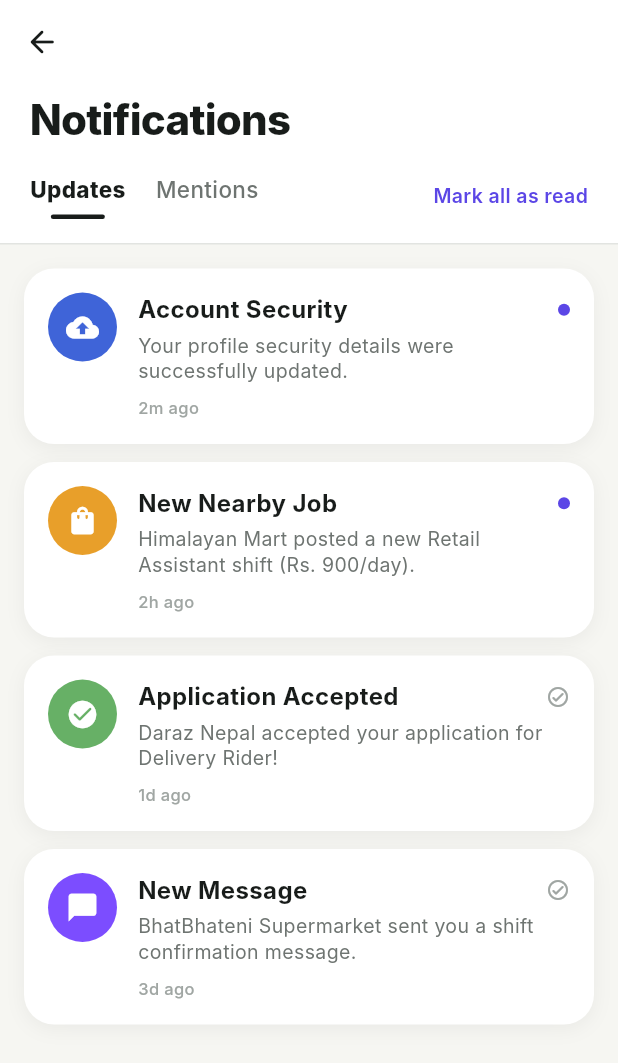
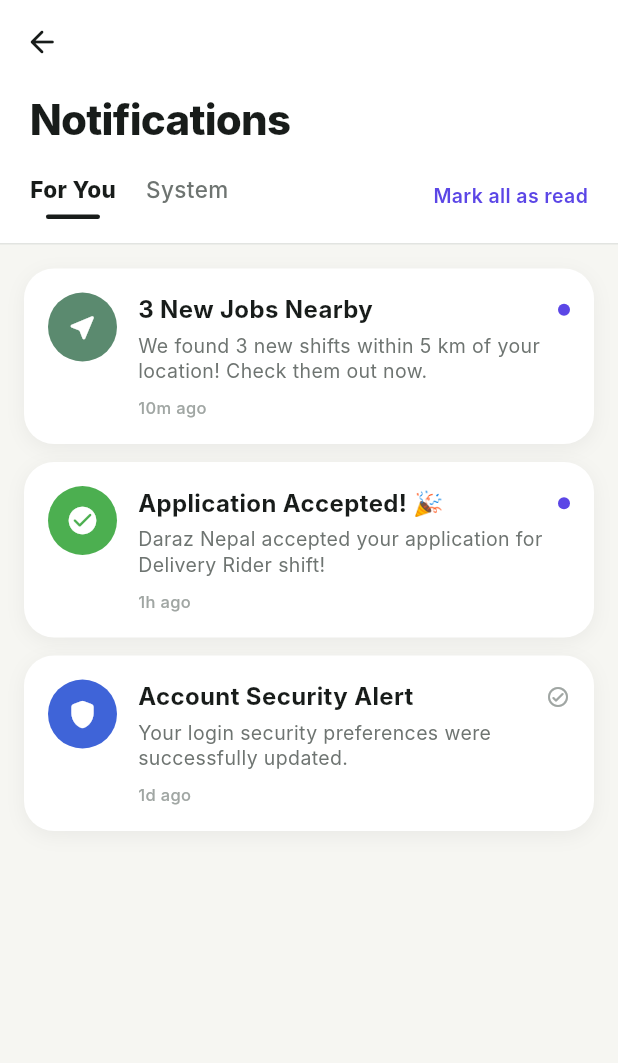
Before and after one commit to Debi-in/GetWork, a Flutter app: the NotificationsScreen screen opened by its route, on a phone screen of 412 x 824 dp. Shown: the top 1063 px of the screen. Run offline on Flutter 3.47's test engine with Material 3 defaults, Android fonts, the phone set to English and light mode, and no system bars; our stand-ins replace equatable, firebase_core, firebase_crashlytics, firebase_messaging, flutter_local_notifications, flutter_map and 6 more; accounts and stored records are empty; Roboto replaces fonts that are missing (Inter).

Commit message:
UI: Update NotificationsScreen tabs to 'For You' and 'System' with nearby job alerts & system announcements

```diff
--- a/lib/features/notifications/notifications_screen.dart
+++ b/lib/features/notifications/notifications_screen.dart
@@ -15,7 +15,7 @@ class NotificationItem {
   final IconData icon;
   final Color iconBgColor;
   bool isRead;
-  final bool isMention;
+  final bool isSystem; // true = System tab, false = For You tab
 
   NotificationItem({
     required this.id,
@@ -25,7 +25,7 @@ class NotificationItem {
     required this.icon,
     required this.iconBgColor,
     this.isRead = false,
-    this.isMention = false,
+    this.isSystem = false,
   });
 }
 
@@ -37,45 +37,58 @@ class NotificationsScreen extends StatefulWidget {
 }
 
 class _NotificationsScreenState extends State<NotificationsScreen> {
-  int _selectedTab = 0; // 0: Updates, 1: Mentions
+  int _selectedTab = 0; // 0: For You, 1: System
 
   final List<NotificationItem> _notifications = [
     NotificationItem(
       id: '1',
-      title: 'Account Security',
-      message: 'Your profile security details were successfully updated.',
-      timeAgo: '2m ago',
-      icon: Icons.cloud_upload_rounded,
-      iconBgColor: const Color(0xFF3F64D8),
+      title: '3 New Jobs Nearby',
+      message: 'We found 3 new shifts within 5 km of your location! Check them out now.',
+      timeAgo: '10m ago',
+      icon: Icons.near_me_rounded,
+      iconBgColor: const Color(0xFF5B8A6F),
       isRead: false,
+      isSystem: false,
     ),
     NotificationItem(
       id: '2',
-      title: 'New Nearby Job',
-      message: 'Himalayan Mart posted a new Retail Assistant shift (Rs. 900/day).',
-      timeAgo: '2h ago',
-      icon: Icons.shopping_bag_rounded,
-      iconBgColor: const Color(0xFFE89F2A),
+      title: 'Application Accepted! 🎉',
+      message: 'Daraz Nepal accepted your application for Delivery Rider shift!',
+      timeAgo: '1h ago',
+      icon: Icons.check_circle_rounded,
+      iconBgColor: const Color(0xFF4CAF50),
       isRead: false,
+      isSystem: false,
     ),
     NotificationItem(
       id: '3',
-      title: 'Application Accepted',
-      message: 'Daraz Nepal accepted your application for Delivery Rider!',
-      timeAgo: '1d ago',
-      icon: Icons.check_circle_rounded,
-      iconBgColor: const Color(0xFF67B066),
+      title: 'System Maintenance Update',
+      message: 'GetWork platform updates scheduled tonight at 12:00 AM. Services will remain active.',
+      timeAgo: '3h ago',
+      icon: Icons.campaign_rounded,
+      iconBgColor: const Color(0xFF7C4DFF),
       isRead: true,
+      isSystem: true,
     ),
     NotificationItem(
       id: '4',
-      title: 'New Message',
-      message: 'BhatBhateni Supermarket sent you a shift confirmation message.',
-      timeAgo: '3d ago',
-      icon: Icons.chat_bubble_rounded,
-      iconBgColor: const Color(0xFF7C4DFF),
+      title: 'Account Security Alert',
+      message: 'Your login security preferences were successfully updated.',
+      timeAgo: '1d ago',
+      icon: Icons.shield_rounded,
+      iconBgColor: const Color(0xFF3F64D8),
       isRead: true,
-      isMention: true,
+      isSystem: false,
+    ),
+    NotificationItem(
+      id: '5',
+      title: 'Welcome to GetWork Xaie!',
+      message: 'Complete your profile details to increase your chances of getting hired by 80%.',
+      timeAgo: '2d ago',
+      icon: Icons.info_rounded,
+      iconBgColor: const Color(0xFFE89F2A),
+      isRead: true,
+      isSystem: true,
     ),
   ];
 
@@ -90,8 +103,8 @@ class _NotificationsScreenState extends State<NotificationsScreen> {
   @override
   Widget build(BuildContext context) {
     final filteredNotifications = _selectedTab == 0
-        ? _notifications
-        : _notifications.where((n) => n.isMention).toList();
+        ? _notifications.where((n) => !n.isSystem).toList()
+        : _notifications.where((n) => n.isSystem).toList();
 
     return Scaffold(
       backgroundColor: AppColors.background,
@@ -133,12 +146,13 @@ class _NotificationsScreenState extends State<NotificationsScreen> {
                 const SizedBox(height: 16),
                 Row(
                   children: [
-                    // Tab 0: Updates
-                    _buildTabButton(0, 'Updates'),
+                    // Tab 0: For You
+                    _buildTabButton(0, 'For You'),
                     const SizedBox(width: 20),
-                    // Tab 1: Mentions
-                    _buildTabButton(1, 'Mentions'),
+                    // Tab 1: System
+                    _buildTabButton(1, 'System'),
                     const Spacer(),
+
                     // Mark all as read button
                     GestureDetector(
                       onTap: _markAllAsRead,
```
